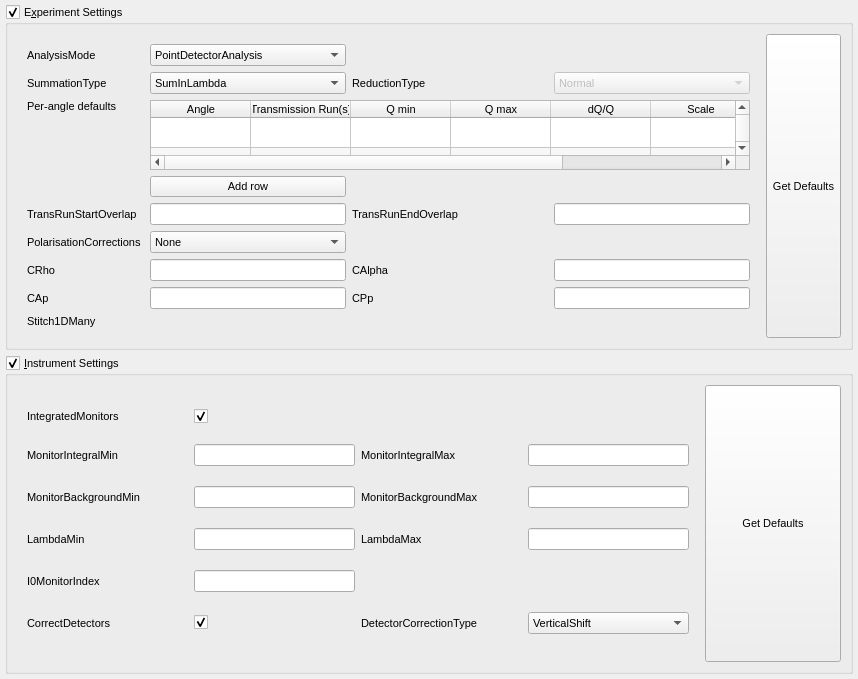
First picture: the form in qt/scientific_interfaces/ISISReflectometry/ReflSettingsTabWidget.ui, repository mantidproject/mantid, before the edit.
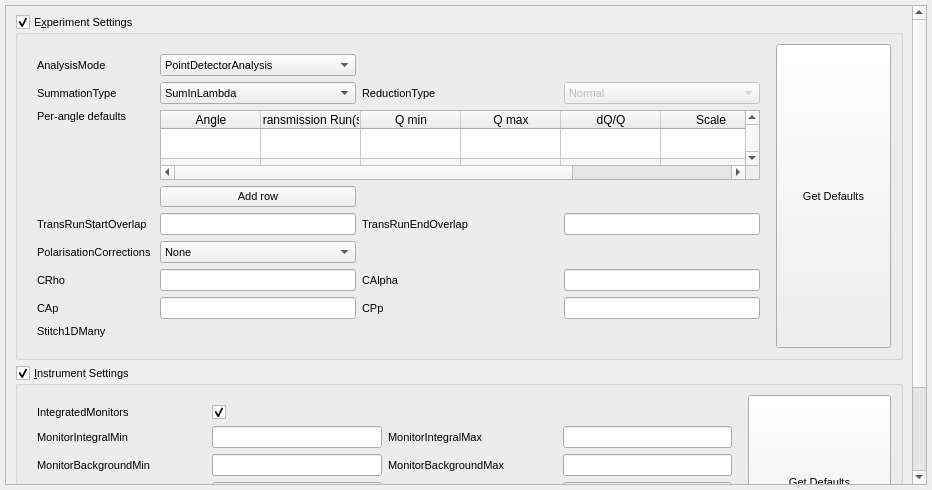
Second picture: the form after the edit.

Commit message:
Removed grouping functionality from ReflRunsTab.
- Grouping is now being handled higher up the tree. This commit
  removes a large amount of functionality relating to grouping.
- Also deletes ReflGenericDataProcessorPresenter. This is no longer
  being used by the GUI and expects a different interface to the one
  now provided by ReflRunsTabPresenter.

Re #22263

What changed in the file:
```diff
--- a/qt/scientific_interfaces/ISISReflectometry/ReflSettingsTabWidget.ui
+++ b/qt/scientific_interfaces/ISISReflectometry/ReflSettingsTabWidget.ui
@@ -6,8 +6,8 @@
    <rect>
     <x>0</x>
     <y>0</y>
-    <width>858</width>
-    <height>679</height>
+    <width>932</width>
+    <height>490</height>
    </rect>
   </property>
   <property name="baseSize">
@@ -26,7 +26,7 @@
   <property name="windowTitle">
    <string>Settings Tab</string>
   </property>
-  <layout class="QVBoxLayout" name="settingsMainLayout" stretch="1,1">
+  <layout class="QVBoxLayout" name="settingsMainLayout" stretch="0">
    <property name="leftMargin">
     <number>5</number>
    </property>
@@ -39,6 +39,24 @@
    <property name="bottomMargin">
     <number>5</number>
    </property>
+   <item>
+    <widget class="QScrollArea" name="scrollArea">
+     <property name="horizontalScrollBarPolicy">
+      <enum>Qt::ScrollBarAlwaysOff</enum>
+     </property>
+     <property name="widgetResizable">
+      <bool>true</bool>
+     </property>
+     <widget class="QWidget" name="scrollAreaWidgetContents">
+      <property name="geometry">
+       <rect>
+        <x>0</x>
+        <y>0</y>
+        <width>904</width>
+        <height>681</height>
+       </rect>
+      </property>
+      <layout class="QVBoxLayout" name="verticalLayout">
    <item>
     <widget class="QGroupBox" name="expSettingsGroup">
      <property name="title">
@@ -750,6 +768,10 @@
        </widget>
       </item>
      </layout>
+        </widget>
+       </item>
+      </layout>
+     </widget>
     </widget>
    </item>
   </layout>
```
Lines whose indentation alone changed are shown as unchanged. The commit also changes 27 other files.
